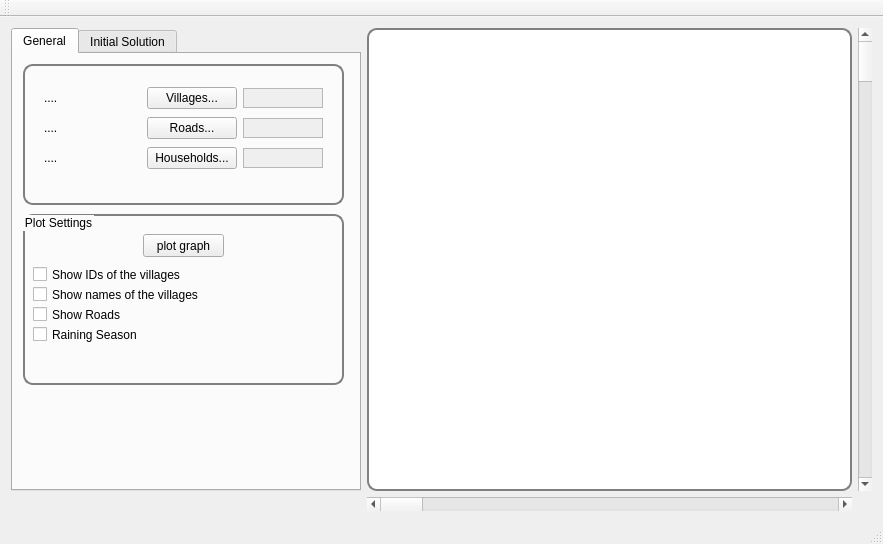
Old version of the form Nouna_PCVRP/qt-project/ver02/nouna_project/mainwindow.ui in the repository tikhoncheva/work.
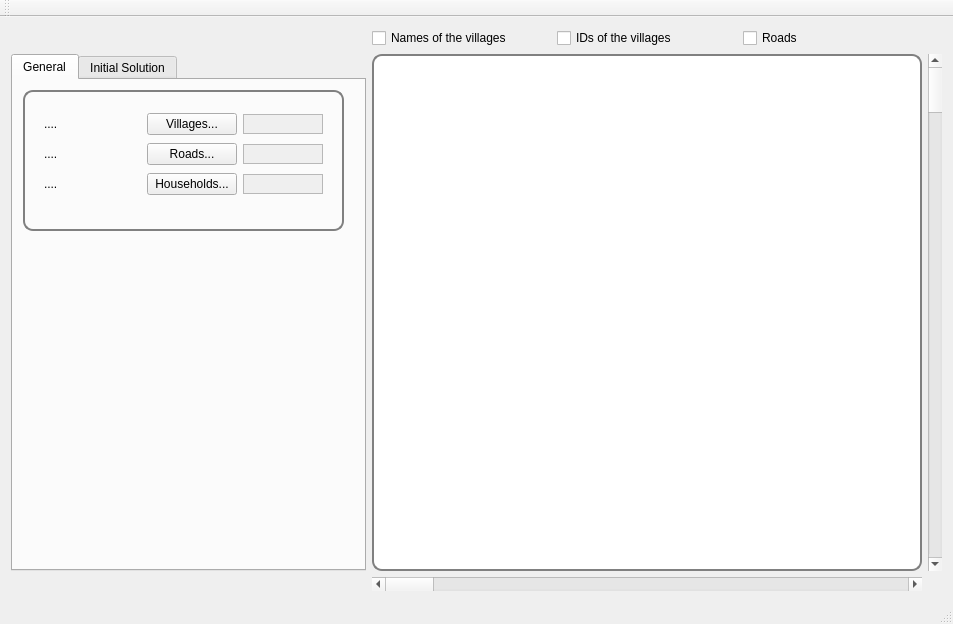
New version of the form. The open tabs and pages were chosen to show the change. Custom widgets are drawn as their Qt base class.

Diff of the .ui file:
```diff
--- a/Nouna_PCVRP/qt-project/ver02/nouna_project/mainwindow.ui
+++ b/Nouna_PCVRP/qt-project/ver02/nouna_project/mainwindow.ui
@@ -6,8 +6,8 @@
    <rect>
     <x>0</x>
     <y>0</y>
-    <width>883</width>
-    <height>544</height>
+    <width>953</width>
+    <height>624</height>
    </rect>
   </property>
   <property name="sizePolicy">
@@ -29,24 +29,7 @@
    <layout class="QGridLayout" name="gridLayout_3">
     <item row="0" column="0">
      <layout class="QGridLayout" name="gridLayout">
-      <item row="0" column="1">
-       <widget class="QCustomPlot" name="widget" native="true">
-        <property name="sizePolicy">
-         <sizepolicy hsizetype="Expanding" vsizetype="Expanding">
-          <horstretch>0</horstretch>
-          <verstretch>0</verstretch>
-         </sizepolicy>
-        </property>
-        <property name="styleSheet">
-         <string notr="true">#widget {
-border: 2px solid gray;
-border-radius: 10px;
-background: white;
-}</string>
-        </property>
-       </widget>
-      </item>
-      <item row="1" column="1">
+      <item row="2" column="2">
        <widget class="QScrollBar" name="horizontalScrollBar">
         <property name="sizePolicy">
          <sizepolicy hsizetype="Expanding" vsizetype="Fixed">
@@ -62,7 +45,7 @@
         </property>
        </widget>
       </item>
-      <item row="0" column="2">
+      <item row="1" column="3">
        <widget class="QScrollBar" name="verticalScrollBar">
         <property name="sizePolicy">
          <sizepolicy hsizetype="Fixed" vsizetype="Expanding">
@@ -78,7 +61,55 @@
         </property>
        </widget>
       </item>
-      <item row="0" column="0">
+      <item row="0" column="2">
+       <layout class="QHBoxLayout" name="horizontalLayout">
+        <item>
+         <widget class="QCheckBox" name="checkBoxVillageNames">
+          <property name="enabled">
+           <bool>true</bool>
+          </property>
+          <property name="text">
+           <string>Names of the villages</string>
+          </property>
+         </widget>
+        </item>
+        <item>
+         <widget class="QCheckBox" name="checkBoxVillageIDs">
+          <property name="enabled">
+           <bool>true</bool>
+          </property>
+          <property name="text">
+           <string>IDs of the villages</string>
+          </property>
+         </widget>
+        </item>
+        <item>
+         <widget class="QCheckBox" name="checkBoxShowRoads">
+          <property name="text">
+           <string>Roads</string>
+          </property>
+         </widget>
+        </item>
+       </layout>
+      </item>
+      <item row="1" column="2">
+       <widget class="QCustomPlot" name="widget" native="true">
+        <property name="sizePolicy">
+         <sizepolicy hsizetype="Expanding" vsizetype="Expanding">
+          <horstretch>0</horstretch>
+          <verstretch>0</verstretch>
+         </sizepolicy>
+        </property>
+        <property name="styleSheet">
+         <string notr="true">#widget {
+border: 2px solid gray;
+border-radius: 10px;
+background: white;
+}</string>
+        </property>
+       </widget>
+      </item>
+      <item row="1" column="1">
        <widget class="QTabWidget" name="tabWidget">
         <property name="enabled">
          <bool>true</bool>
@@ -91,7 +122,7 @@
         </property>
         <property name="maximumSize">
          <size>
-          <width>350</width>
+          <width>355</width>
           <height>16777215</height>
          </size>
         </property>
@@ -346,113 +377,6 @@
            </layout>
           </widget>
          </widget>
-         <widget class="QGroupBox" name="groupBoxPlotSetting">
-          <property name="enabled">
-           <bool>true</bool>
-          </property>
-          <property name="geometry">
-           <rect>
-            <x>10</x>
-            <y>160</y>
-            <width>321</width>
-            <height>171</height>
-           </rect>
-          </property>
-          <property name="styleSheet">
-           <string notr="true">#groupBoxPlotSetting {
-border: 2px solid gray;
-border-radius: 10px;
-}</string>
-          </property>
-          <property name="title">
-           <string>Plot Settings</string>
-          </property>
-          <widget class="QCheckBox" name="checkBoxShowRoads">
-           <property name="geometry">
-            <rect>
-             <x>10</x>
-             <y>90</y>
-             <width>111</width>
-             <height>21</height>
-            </rect>
-           </property>
-           <property name="text">
-            <string>Show Roads</string>
-           </property>
-          </widget>
-          <widget class="QCheckBox" name="checkBoxRainingSeazon">
-           <property name="geometry">
-            <rect>
-             <x>10</x>
-             <y>110</y>
-             <width>131</width>
-             <height>21</height>
-            </rect>
-           </property>
-           <property name="sizePolicy">
-            <sizepolicy hsizetype="Minimum" vsizetype="Fixed">
-             <horstretch>0</horstretch>
-             <verstretch>0</verstretch>
-            </sizepolicy>
-           </property>
-           <property name="text">
-            <string>Raining Season</string>
-           </property>
-          </widget>
-          <widget class="QCheckBox" name="checkBoxVillageIDs">
-           <property name="enabled">
-            <bool>true</bool>
-           </property>
-           <property name="geometry">
-            <rect>
-             <x>10</x>
-             <y>50</y>
-             <width>191</width>
-             <height>21</height>
-            </rect>
-           </property>
-           <property name="text">
-            <string>Show IDs of the villages</string>
-           </property>
-          </widget>
-          <widget class="QPushButton" name="buttonPlot">
-           <property name="enabled">
-            <bool>true</bool>
-           </property>
-           <property name="geometry">
-            <rect>
-             <x>120</x>
-             <y>20</y>
-             <width>81</width>
-             <height>23</height>
-            </rect>
-           </property>
-           <property name="styleSheet">
-            <string notr="true">#buttonPlot{
-background: rgb(238, 238, 238);
-}</string>
-           </property>
-           <property name="text">
-            <string>plot graph</string>
-           </property>
-          </widget>
-          <widget class="QCheckBox" name="checkBoxVillageNames">
-           <property name="enabled">
-            <bool>true</bool>
-           </property>
-           <property name="geometry">
-            <rect>
-             <x>10</x>
-             <y>70</y>
-             <width>191</width>
-             <height>21</height>
-            </rect>
-           </property>
-           <property name="text">
-            <string>Show names of the villages</string>
-           </property>
-          </widget>
-         </widget>
         </widget>
         <widget class="QWidget" name="tab_initsolution">
          <property name="enabled">
```
Left out of the diff: 90 changed lines with no effect on the pictures.
